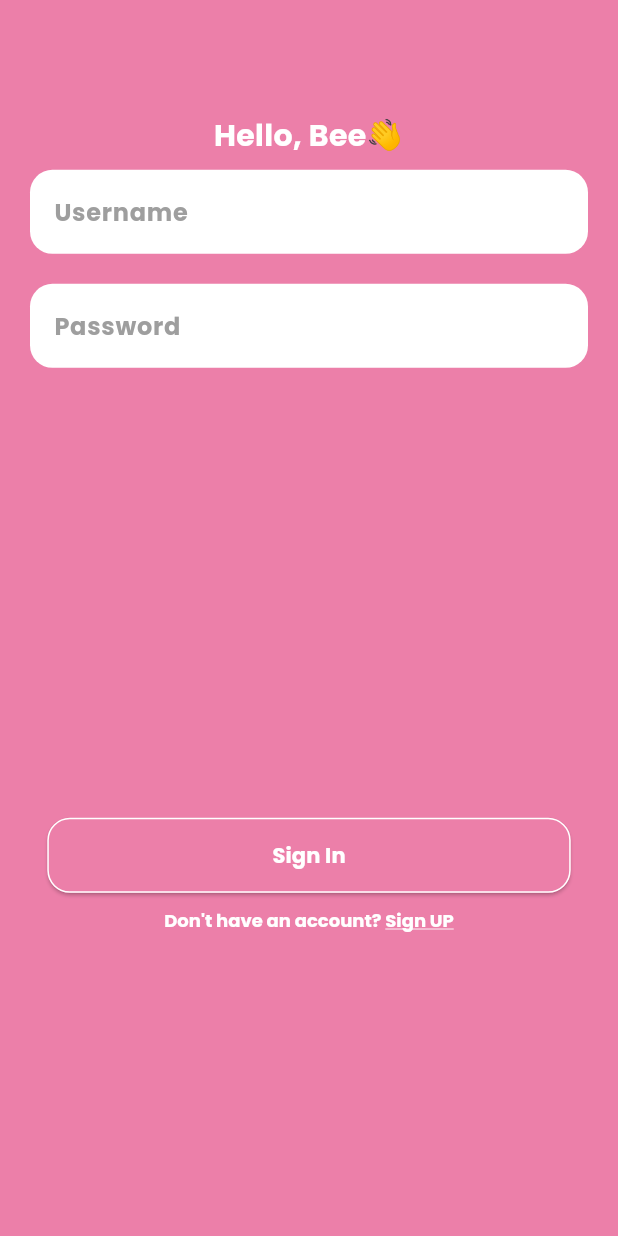
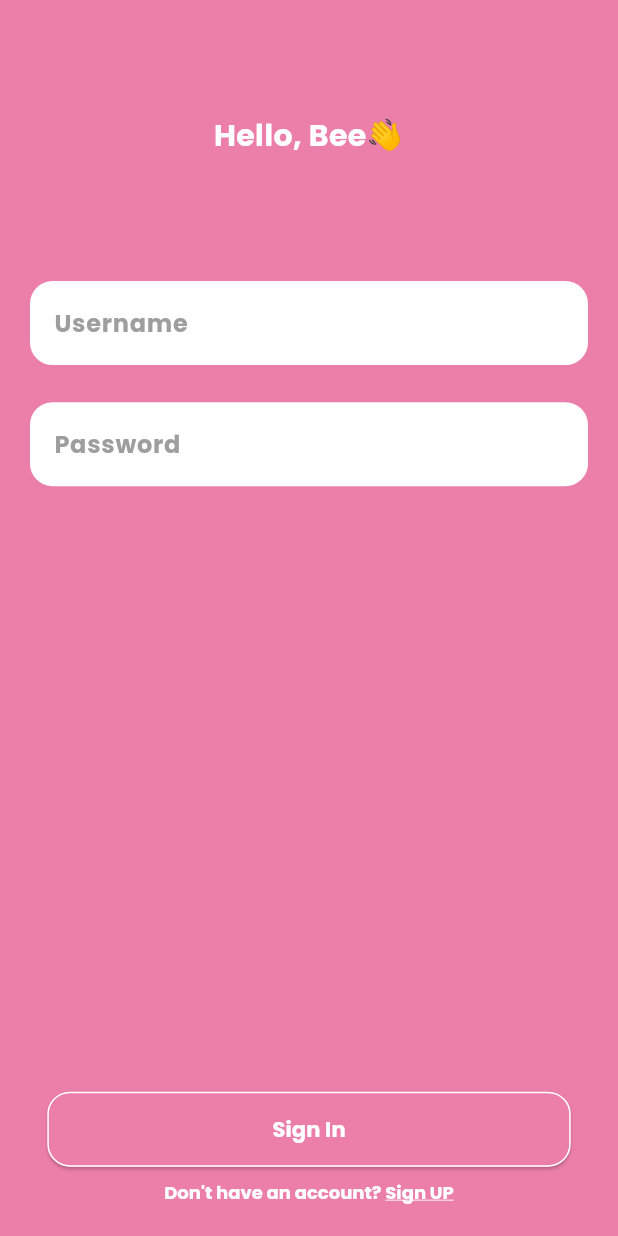
Before and after one commit to ariyaaup/BeeFriend, a Flutter app: the screen it shows after launch, after a tap on "Get Started", on a phone screen of 412 x 824 dp. Run offline on Flutter 3.47's test engine with Material 3 defaults, Android fonts, the phone set to English and light mode, and no system bars.

Commit message:
Perbaikan SizedBox

```diff
--- a/lib/Page/LoginPage.dart
+++ b/lib/Page/LoginPage.dart
@@ -41,7 +41,7 @@ class _LoginPageState extends State<LoginPage> {
               ),
             ),
             SizedBox(
-              height: screenHeight * 0.01,
+              height: screenHeight * 0.1,
             ),
             TextField(
               controller: _controllerEmail,
@@ -69,7 +69,7 @@ class _LoginPageState extends State<LoginPage> {
               ),
             ),
             SizedBox(
-              height: 20,
+              height: screenHeight * 0.03,
             ),
             TextField(
               controller: _controllerPassword,
@@ -96,9 +96,7 @@ class _LoginPageState extends State<LoginPage> {
                 ),
               ),
             ),
-            SizedBox(
-              height: 300,
-            ),
+            Spacer(),
             ElevatedButton(
               onPressed: () {
                 // signInWithEmailAndPassword();
@@ -121,7 +119,7 @@ class _LoginPageState extends State<LoginPage> {
               ),
             ),
             SizedBox(
-              height: 10,
+              height: screenHeight * 0.01,
             ),
             RichText(
               text: TextSpan(
--- a/lib/Page/SplashScreen.dart
+++ b/lib/Page/SplashScreen.dart
@@ -20,12 +20,14 @@ class SplashScreen extends StatelessWidget {
           children: [
             // Logo Aplikasi
             Padding(
-              padding:
-                  const EdgeInsets.only(top: 160.0), // Jarak dari atas layar
+              padding: EdgeInsets.only(
+                top: MediaQuery.of(context).size.width * 0.5,
+              ), // Jarak dari atas layar
               child: Image.asset(
                 'lib/assets/BeeFriend_fix.png',
                 width: MediaQuery.of(context).size.width * 0.6,
                 height: MediaQuery.of(context).size.width * 0.6,
+                fit: BoxFit.contain,
               ),
             ),
 
```
